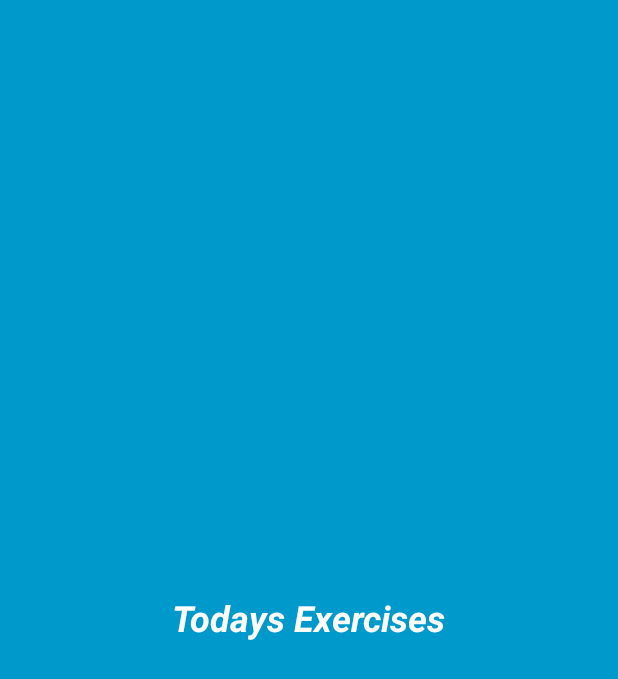
After one commit to adityap92/mypersonaltrainer, an Android app: the layout exercise_widget.xml on its own in the app's theme, with its tools: preview values and no code run, on a phone screen of 412 x 824 dp. The commit adds this screen. Shown: the top 679 px of the screen. Run offline under Robolectric (Android 15) with nearby library versions, the phone set to English and light mode, and no system bars.

Commit message:
adding widget classes

```diff
--- /dev/null
+++ b/app/src/main/res/layout/exercise_widget.xml
@@ -0,0 +1,21 @@
+<RelativeLayout xmlns:android="http://schemas.android.com/apk/res/android"
+    android:layout_width="match_parent"
+    android:layout_height="match_parent"
+    android:background="#09C"
+    android:padding="@dimen/widget_margin">
+
+    <TextView
+        android:id="@+id/appwidget_text"
+        android:layout_width="wrap_content"
+        android:layout_height="wrap_content"
+        android:layout_centerHorizontal="true"
+        android:layout_centerVertical="true"
+        android:layout_margin="8dp"
+        android:background="#09C"
+        android:contentDescription="@string/appwidget_text"
+        android:text="@string/appwidget_text"
+        android:textColor="#ffffff"
+        android:textSize="24sp"
+        android:textStyle="bold|italic" />
+
+</RelativeLayout>
--- a/app/src/main/res/values/dimens.xml
+++ b/app/src/main/res/values/dimens.xml
@@ -7,4 +7,10 @@
     <dimen name="fab_elevation">6dp</dimen>
     <dimen name="fab_Z_trans">12dp</dimen>
     <dimen name="child_view_horiz_margin">20dp</dimen>
+
+    <!--
+Refer to App Widget Documentation for margin information
+http://developer.android.com/guide/topics/appwidgets/index.html#CreatingLayout
+    -->
+    <dimen name="widget_margin">8dp</dimen>
 </resources>
--- a/app/src/main/res/values/strings.xml
+++ b/app/src/main/res/values/strings.xml
@@ -27,5 +27,7 @@
     <string name="yt_fail">Unable to load YouTube Video</string>
     <string name="not_logged_in">Not Logged In</string>
     <string name="select_workout">Select a Workout</string>
+    <string name="appwidget_text">Todays Exercises</string>
+    <string name="add_widget">Add widget</string>
 
 </resources>
```
Also changed, not shown: app/src/main/AndroidManifest.xml (+12 -2 lines), app/src/main/java/io/mypersonaltrainer/mypersonaltrainer/widget/ExerciseWidget.java (added, +44 -0 lines), app/src/main/java/io/mypersonaltrainer/mypersonaltrainer/widget/ExerciseWidgetProvider.java (added, +44 -0 lines), app/src/main/java/io/mypersonaltrainer/mypersonaltrainer/widget/ListWidgetService.java (added, +80 -0 lines), app/src/main/res/layout/widget_exercise_provider.xml (added, +14 -0 lines), app/src/main/res/layout/widget_list_item.xml (added, +11 -0 lines), app/src/main/res/values-v14/dimens.xml (added, +10 -0 lines), app/src/main/res/xml/exercise_widget_info.xml (added, +10 -0 lines), app/src/main/res/drawable-nodpi/example_appwidget_preview.png (added).
